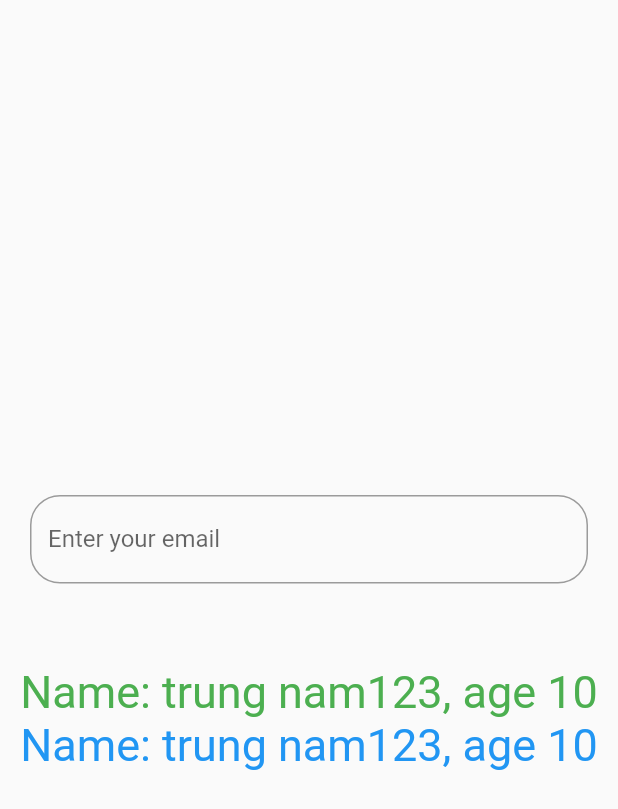
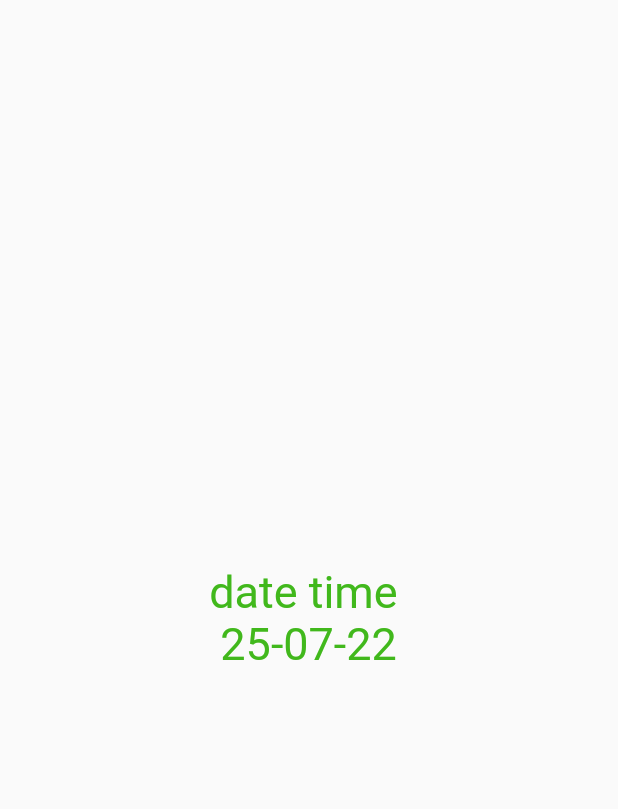
Before and after one commit to Nguyentrungnam1999/firstFlutter, a Flutter app: the screen it shows after launch, on a phone screen of 412 x 824 dp. Shown: the top 809 px of the screen. Run offline on Flutter 3.47's test engine with Material 2 defaults, Android fonts, the phone set to English and light mode, and no system bars.

Commit message:
Date Time

```diff
--- a/lib/MyApp.dart
+++ b/lib/MyApp.dart
@@ -1,30 +1,7 @@
 import 'package:flutter/material.dart';
+import 'package:intl/intl.dart';
 
-// class MyApp extends StatelessWidget {
-//   String name;
-//   int age;
-//   MyApp({this.name = '', this.age = 0});
-
-//   @override
-//   Widget build(BuildContext context) {
-//     return MaterialApp(
-//       title: 'demo',
-//       home: Scaffold(
-//         body: Center(
-//             child: Text(
-//           'hello : ${this.name} , ${this.age}',
-//           style: TextStyle(
-//               fontSize: 30, fontWeight: FontWeight.bold, color: Colors.red),
-//           textDirection: TextDirection.ltr,
-//         )),
-//       ),
-//     );
-//   }
-// }
 class MyApp extends StatefulWidget {
-  String name;
-  int age;
-  MyApp({this.name = '', this.age = 0});
   @override
   State<StatefulWidget> createState() {
     // TODO: implement createState
@@ -33,10 +10,10 @@ class MyApp extends StatefulWidget {
 }
 
 class _MyAppState extends State<MyApp> {
-  String _email = '';
-  final emailEditing = TextEditingController();
+  DateTime date = new DateTime.now();
   @override
   Widget build(BuildContext context) {
+    print(date);
     return MaterialApp(
       title: 'demo app ',
       home: Scaffold(
@@ -44,31 +21,10 @@ class _MyAppState extends State<MyApp> {
             child: Column(
           mainAxisAlignment: MainAxisAlignment.center,
           children: [
-            Container(
-              padding: EdgeInsets.symmetric(vertical: 20, horizontal: 20),
-              child: TextField(
-                controller: emailEditing,
-                onChanged: (value) => this.setState(() {
-                  _email = value;
-                }),
-                decoration: InputDecoration(
-                    labelText: 'Enter your email',
-                    border: OutlineInputBorder(
-                        borderRadius:
-                            const BorderRadius.all(const Radius.circular(20)))),
-              ),
-            ),
             Text(
-              _email,
-              style: TextStyle(fontSize: 30, color: Colors.red),
-            ),
-            Text(
-              'Name: ${widget.name}, age ${widget.age}',
-              style: TextStyle(fontSize: 30, color: Colors.green),
-            ),
-            Text(
-              'Name: ${widget.name}, age ${widget.age}',
-              style: TextStyle(fontSize: 30, color: Colors.blue),
+              'date time \n ${DateFormat('dd-MM-yy').format(date)}',
+              style: TextStyle(
+                  fontSize: 30, color: Color.fromARGB(255, 65, 184, 28)),
             ),
           ],
         )),
--- a/lib/main.dart
+++ b/lib/main.dart
@@ -2,8 +2,5 @@ import 'package:flutter/material.dart';
 import 'package:myapp/MyApp.dart';
 
 void main() {
-  runApp(MyApp(
-    name: 'trung nam123',
-    age: 10,
-  ));
+  runApp(MyApp());
 }
--- a/pubspec.yaml
+++ b/pubspec.yaml
@@ -3,7 +3,7 @@ description: A new Flutter project.
 
 # The following line prevents the package from being accidentally published to
 # pub.dev using `flutter pub publish`. This is preferred for private packages.
-publish_to: 'none' # Remove this line if you wish to publish to pub.dev
+publish_to: "none" # Remove this line if you wish to publish to pub.dev
 
 # The following defines the version and build number for your application.
 # A version number is three numbers separated by dots, like 1.2.43
@@ -29,7 +29,7 @@ environment:
 dependencies:
   flutter:
     sdk: flutter
-
+  intl: ^0.17.0
 
   # The following adds the Cupertino Icons font to your application.
   # Use with the CupertinoIcons class for iOS style icons.
@@ -51,7 +51,6 @@ dev_dependencies:
 
 # The following section is specific to Flutter packages.
 flutter:
-
   # The following line ensures that the Material Icons font is
   # included with your application, so that you can use the icons in
   # the material Icons class.
```
Also changed, not shown: pubspec.lock.
